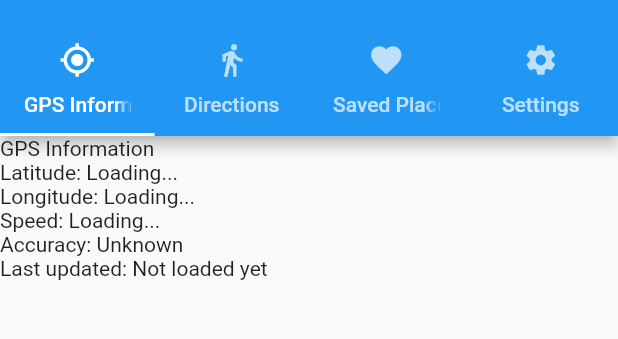
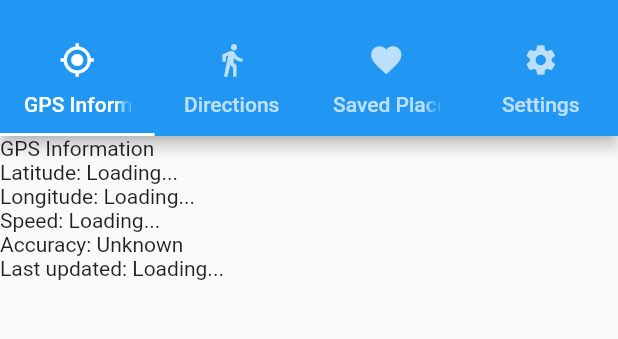
Before and after one commit to chrisnorman7/crowflight, a Flutter app: the screen it shows after launch, on a phone screen of 412 x 824 dp, the part 59-398 px from its top. Run offline on Flutter 3.47's test engine with Material 2 defaults, Android fonts, the phone set to English and light mode, and no system bars; our stand-ins replace location.

Commit message:
Show a better last updated display.

```diff
--- a/CrowFlight/lib/constants.dart
+++ b/CrowFlight/lib/constants.dart
@@ -5,3 +5,4 @@ const int metresPerKilometre = 1000;
 const int secondsPerHour = 3600;
 const String appName = 'CrowFlight';
 final Location location = Location();
+const int timerInterval = 5;
--- a/CrowFlight/lib/tabs/gps.dart
+++ b/CrowFlight/lib/tabs/gps.dart
@@ -1,3 +1,4 @@
+import 'dart:async';
 import 'package:flutter/material.dart';
 import 'package:location/location.dart';
 
@@ -12,9 +13,31 @@ class GpsTab extends StatefulWidget {
 class GpsTabState extends State<GpsTab> {
   static double latitude;
   static double longitude;
-  static double lastUpdated;
   static double speed;
   static double accuracy;
+  static int lastUpdated;
+  static String lastUpdatedString = 'Loading...';
+  Timer timer;
+
+  @override
+  void initState() {
+    super.initState();
+    const Duration duration = Duration(seconds: timerInterval);
+    timer = Timer.periodic(duration, (Timer t) {
+      if (lastUpdated == null) {
+        lastUpdatedString = 'Never';
+      } else {
+        final DateTime now = DateTime.now();
+        final int nowSeconds = now.millisecondsSinceEpoch~/ 1000;
+        if (lastUpdated > nowSeconds) {
+          lastUpdatedString = 'Somehow in the future...';
+        } else {
+          final String plural = nowSeconds == 1 ? 'second' : 'seconds';
+          lastUpdatedString = '${nowSeconds - lastUpdated} $plural ago';
+        }
+      }
+    });
+  }
 
   @override
   Widget build(BuildContext context) {
@@ -37,13 +60,6 @@ class GpsTabState extends State<GpsTab> {
       accuracyString = 'To within ${accuracy.toStringAsFixed(2)} m';
     }
     final Text accuracyWidget = Text('Accuracy: $accuracyString');
-    String lastUpdatedString;
-    if (lastUpdated == null) {
-      lastUpdatedString = 'Not loaded yet';
-    } else {
-      final DateTime lastUpdatedDateTime = DateTime.fromMillisecondsSinceEpoch(lastUpdated.toInt());
-      lastUpdatedString = '${lastUpdatedDateTime.hour}:${lastUpdatedDateTime.minute}:${lastUpdatedDateTime.second} (${lastUpdatedDateTime.year}-${lastUpdatedDateTime.month}-${lastUpdatedDateTime.day})';
-    }
     final Text lastUpdatedWidget = Text('Last updated: $lastUpdatedString');
     final List<Widget> rows = <Widget>[
       header,
@@ -65,7 +81,7 @@ class GpsTabState extends State<GpsTab> {
     latitude = currentPosition.latitude;
     longitude = currentPosition.longitude;
     speed = currentPosition.speed;
-    lastUpdated = currentPosition.time;
+    lastUpdated = currentPosition.time ~/ 1000;
   }
 }
 
```
